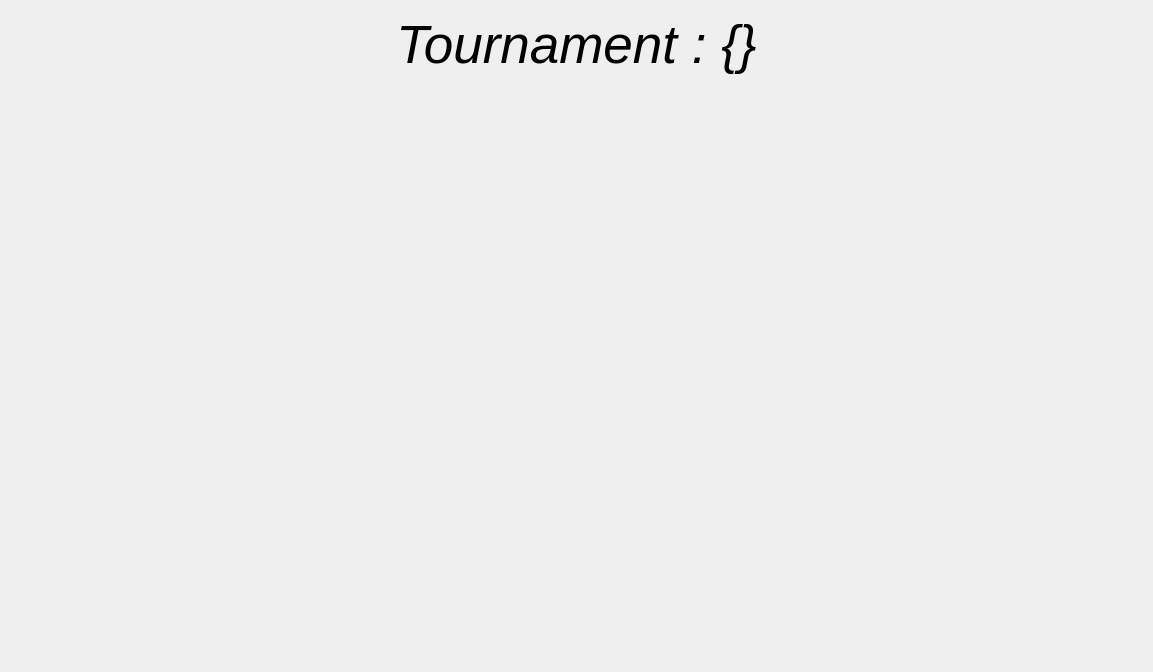
This is babyfut_master/ui/tournamentdisplay.ui in eharquin/babyfut as Qt 5 draws it before an edit. The edited form follows.
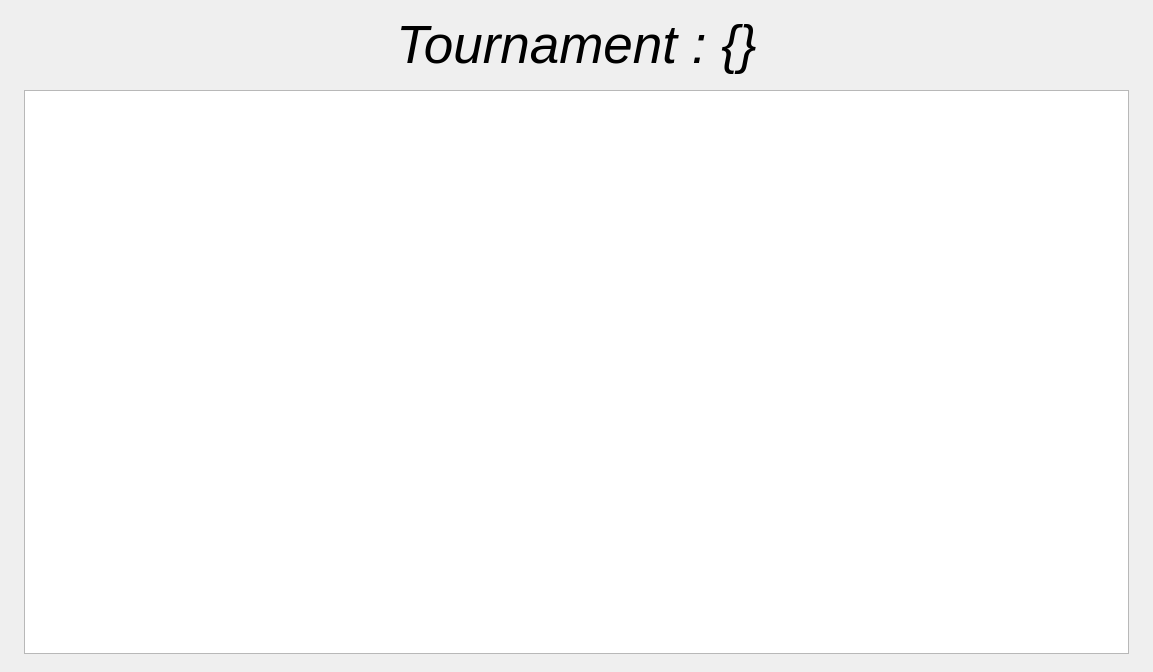
This is the edited form.

Commit message: Affichage liste matchs tournoi

```diff
--- a/babyfut_master/ui/tournamentdisplay.ui
+++ b/babyfut_master/ui/tournamentdisplay.ui
@@ -77,7 +77,14 @@
        <verstretch>0</verstretch>
       </sizepolicy>
      </property>
-     <layout class="QHBoxLayout" name="horizontalLayout" stretch="0">
+     <layout class="QHBoxLayout" name="horizontalLayout" stretch="1,2">
+      <item>
+       <widget class="QListWidget" name="matchList">
+        <property name="styleSheet">
+         <string notr="true">color: rgb(63, 63, 63);</string>
+        </property>
+       </widget>
+      </item>
       <item>
        <layout class="QHBoxLayout" name="paintArea"/>
       </item>
```
The commit also changes 2 other files.
